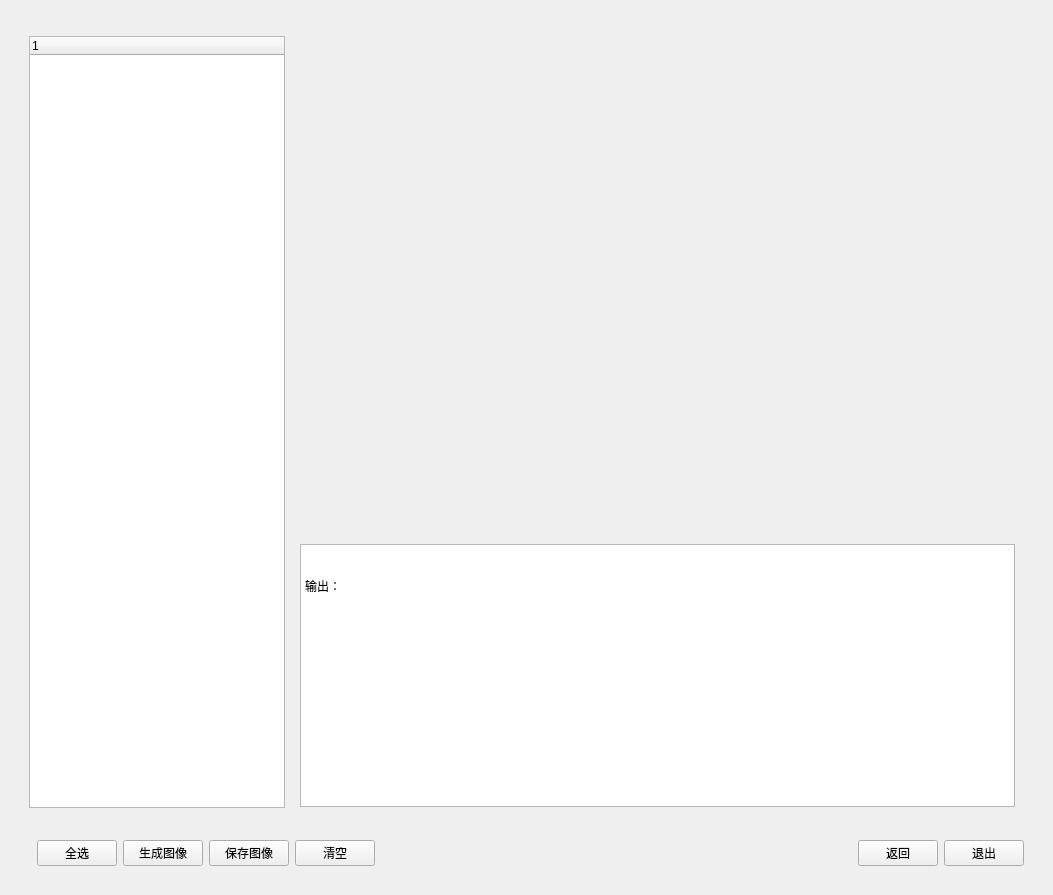
Above: firstwidget.ui from 24-24i/Trojan_Detection before the change. Below: the same form after it.
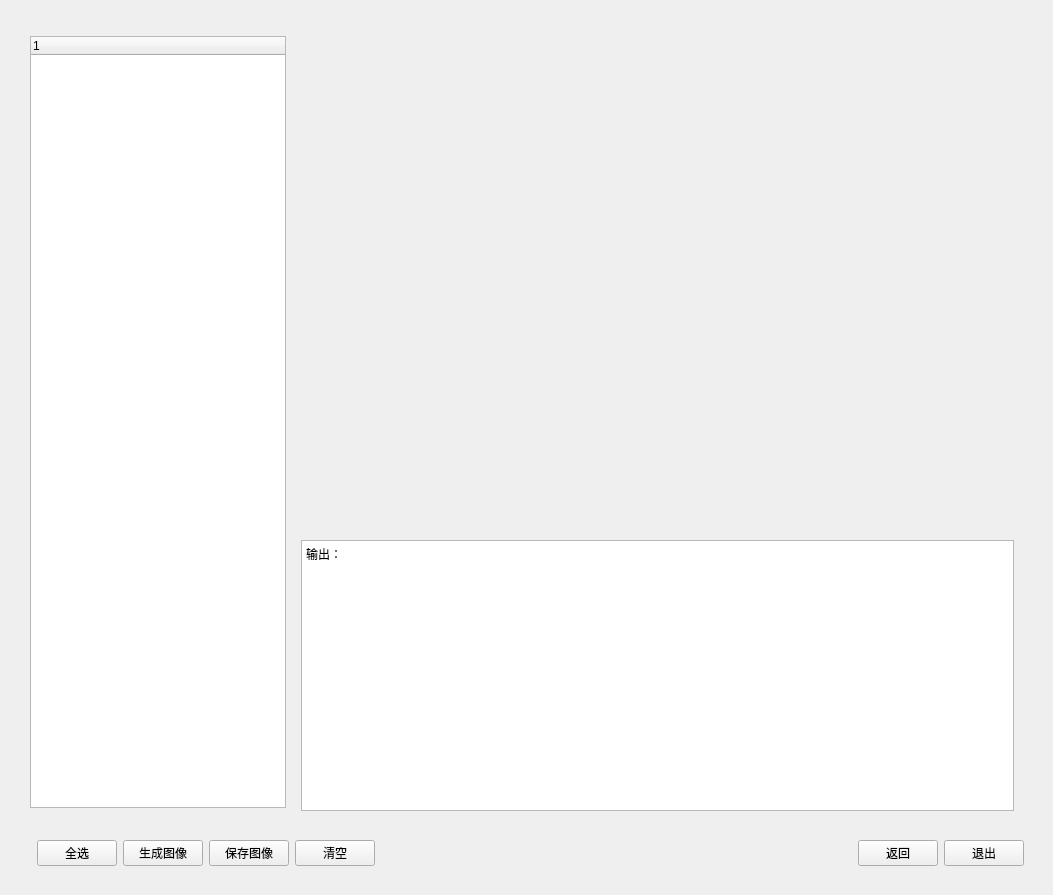
That is the form after the change.

Commit message: Interface fine-tuning

The edit to the form file:
```diff
--- a/firstwidget.ui
+++ b/firstwidget.ui
@@ -197,6 +197,18 @@
                             <item>
                                 <widget class="QWidget" name="widget_5" native="true">
                                     <layout class="QHBoxLayout" name="horizontalLayout_4" stretch="0,4">
+          <property name="leftMargin">
+           <number>10</number>
+          </property>
+          <property name="topMargin">
+           <number>5</number>
+          </property>
+          <property name="rightMargin">
+           <number>10</number>
+          </property>
+          <property name="bottomMargin">
+           <number>5</number>
+          </property>
                                         <item alignment="Qt::AlignLeft">
                                             <widget class="QTreeWidget" name="treeWidget">
                                                 <property name="maximumSize">
@@ -208,6 +220,11 @@
                                                 <property name="lineWidth">
                                                     <number>0</number>
                                                 </property>
+            <column>
+             <property name="text">
+              <string notr="true">1</string>
+             </property>
+            </column>
                                             </widget>
                                         </item>
                                         <item>
@@ -238,23 +255,14 @@
                                                     <item>
                                                         <widget class="QTextEdit" name="textEdit">
                                                             <property name="html">
-                                                                <string>&lt;!DOCTYPE HTML PUBLIC &quot;-//W3C//DTD HTML
-                                                                    4.0//EN&quot; &quot;http://www.w3.org/TR/REC-html40/strict.dtd&quot;&gt;
-                                                                    &lt;html&gt;&lt;head&gt;&lt;meta name=&quot;qrichtext&quot;
-                                                                    content=&quot;1&quot; /&gt;&lt;meta charset=&quot;utf-8&quot;
-                                                                    /&gt;&lt;style type=&quot;text/css&quot;&gt;
-                                                                    p, li { white-space: pre-wrap; }
-                                                                    hr { height: 1px; border-width: 0; }
-                                                                    li.unchecked::marker { content: &quot;\2610&quot;; }
-                                                                    li.checked::marker { content: &quot;\2612&quot;; }
-                                                                    &lt;/style&gt;&lt;/head&gt;&lt;body style=&quot;
-                                                                    font-family:'Microsoft YaHei UI'; font-size:9pt;
-                                                                    font-weight:400; font-style:normal;&quot;&gt;
-                                                                    &lt;p style=&quot; margin-top:0px;
-                                                                    margin-bottom:0px; margin-left:0px;
-                                                                    margin-right:0px; -qt-block-indent:0;
-                                                                    text-indent:0px;&quot;&gt;输出：&lt;/p&gt;&lt;/body&gt;&lt;/html&gt;
-                                                                </string>
+                <string>&lt;!DOCTYPE HTML PUBLIC &quot;-//W3C//DTD HTML 4.0//EN&quot; &quot;http://www.w3.org/TR/REC-html40/strict.dtd&quot;&gt;
+&lt;html&gt;&lt;head&gt;&lt;meta name=&quot;qrichtext&quot; content=&quot;1&quot; /&gt;&lt;meta charset=&quot;utf-8&quot; /&gt;&lt;style type=&quot;text/css&quot;&gt;
+p, li { white-space: pre-wrap; }
+hr { height: 1px; border-width: 0; }
+li.unchecked::marker { content: &quot;\2610&quot;; }
+li.checked::marker { content: &quot;\2612&quot;; }
+&lt;/style&gt;&lt;/head&gt;&lt;body style=&quot; font-family:'Microsoft YaHei UI'; font-size:9pt; font-weight:400; font-style:normal;&quot;&gt;
+&lt;p style=&quot; margin-top:0px; margin-bottom:0px; margin-left:0px; margin-right:0px; -qt-block-indent:0; text-indent:0px;&quot;&gt;输出：&lt;/p&gt;&lt;/body&gt;&lt;/html&gt;</string>
                                                             </property>
                                                         </widget>
                                                     </item>
```
Lines whose indentation alone changed are shown as unchanged. The commit also changes 3 other files.
